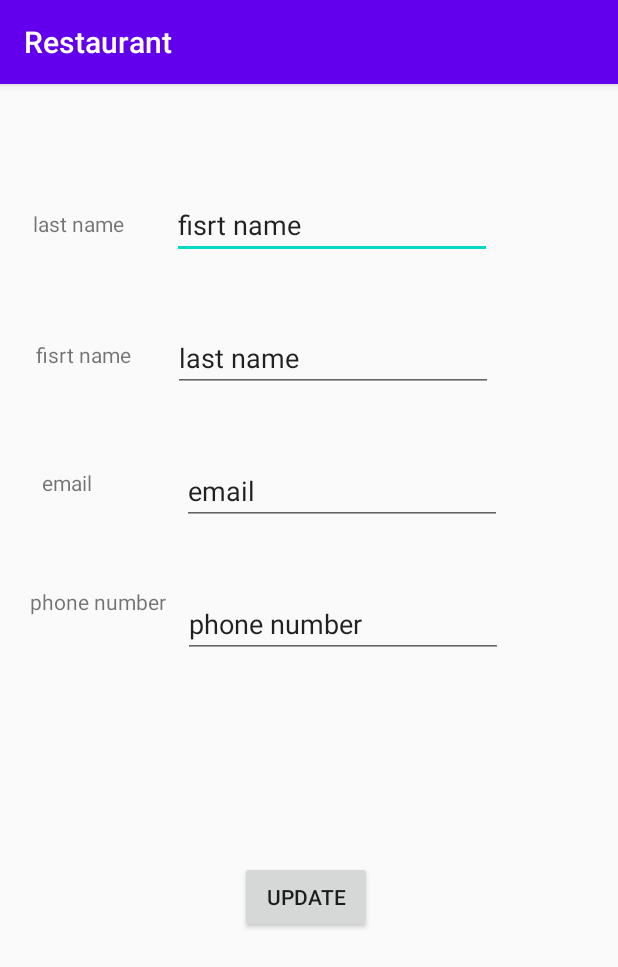
After one commit to winsonwen/restaurant-management-system-frontend-android, an Android app: the fragment UserInfoFragment shown on its own in the app's theme, on a phone screen of 412 x 824 dp. The commit adds this screen. Shown: the top 967 px of the screen. Run offline under Robolectric (Android 15) with nearby library versions, the phone set to English and light mode, and no system bars; network calls fail; 5 statements that could not run were skipped.

Commit message:
revise for Properties.java And logout Successfully

```diff
--- a/app/build.gradle
+++ b/app/build.gradle
@@ -32,6 +32,7 @@ dependencies {
     implementation 'androidx.navigation:navigation-ui:2.1.0'
     implementation 'androidx.lifecycle:lifecycle-extensions:2.1.0'
     implementation 'com.google.android.gms:play-services-maps:17.0.0'
+    implementation 'androidx.mediarouter:mediarouter:1.1.0'
     testImplementation 'junit:junit:4.12'
     androidTestImplementation 'androidx.test.ext:junit:1.1.2'
     implementation 'com.android.volley:volley:1.1.1'
--- a/app/src/main/java/com/example/application/delivery/ui/slideshow/SlideshowViewModel.java
+++ b/app/src/main/java/com/example/application/delivery/ui/logout/LogOutViewModel.java
@@ -1,14 +1,14 @@
-package com.example.application.delivery.ui.slideshow;
+package com.example.application.delivery.ui.logout;
 
 import androidx.lifecycle.LiveData;
 import androidx.lifecycle.MutableLiveData;
 import androidx.lifecycle.ViewModel;
 
-public class SlideshowViewModel extends ViewModel {
+public class LogOutViewModel extends ViewModel {
 
     private MutableLiveData<String> mText;
 
-    public SlideshowViewModel() {
+    public LogOutViewModel() {
         mText = new MutableLiveData<>();
         mText.setValue("This is slideshow fragment");
     }
--- a/app/src/main/java/com/example/application/delivery/ui/home/HomeViewModel.java
+++ b/app/src/main/java/com/example/application/delivery/ui/orderList/HomeViewModel.java
@@ -1,4 +1,4 @@
-package com.example.application.delivery.ui.home;
+package com.example.application.delivery.ui.orderList;
 
 import androidx.lifecycle.LiveData;
 import androidx.lifecycle.MutableLiveData;
--- /dev/null
+++ b/app/src/main/java/com/example/application/delivery/ui/userInfo/UserInfoFragment.java
@@ -0,0 +1,71 @@
+package com.example.application.delivery.ui.userInfo;
+
+import android.content.Context;
+import android.content.SharedPreferences;
+import android.os.Bundle;
+import android.view.LayoutInflater;
+import android.view.View;
+import android.view.ViewGroup;
+import android.widget.Button;
+import android.widget.TextView;
+
+import androidx.annotation.NonNull;
+import androidx.annotation.Nullable;
+import androidx.fragment.app.Fragment;
+import androidx.lifecycle.Observer;
+import androidx.lifecycle.ViewModelProviders;
+
+import com.example.application.Properties;
+import com.example.application.R;
+
+import org.json.JSONException;
+import org.json.JSONObject;
+
+public class UserInfoFragment extends Fragment {
+
+    private UserInfoViewModel galleryViewModel;
+
+    TextView textView;
+    TextView textView2;
+    TextView textView3;
+    TextView textView4;
+    Button button;
+
+
+    public View onCreateView(@NonNull LayoutInflater inflater,
+                             ViewGroup container, Bundle savedInstanceState) {
+        galleryViewModel =
+                ViewModelProviders.of(this).get(UserInfoViewModel.class);
+        View root = inflater.inflate(R.layout.delivery_fragment_user_info, container, false);
+
+
+        textView = root.findViewById(R.id.editTextTextPersonName);
+        textView2 = root.findViewById(R.id.editTextTextPersonName2);
+        textView3 = root.findViewById(R.id.editTextTextPersonName3);
+        textView4 = root.findViewById(R.id.editTextTextPersonName4);
+        button = root.findViewById(R.id.button);
+
+
+        SharedPreferences sharedPreferences  = getActivity().getSharedPreferences(Properties.STORAGE, Context.MODE_PRIVATE);
+        String employeeInfo = sharedPreferences.getString(Properties.EMPLOYEE_INFO, null);
+        try {
+            JSONObject result = new JSONObject(employeeInfo); // String 转 JSONObject
+            textView.setText(result.getString("firstName"));
+            textView2.setText(result.getString("lastName"));
+            textView3.setText(result.getString("email"));
+            textView4.setText(result.getString("phoneNumber"));
+        } catch (JSONException e) {
+            e.printStackTrace();
+        }
+
+        button.setOnClickListener(new View.OnClickListener() {
+            @Override
+            public void onClick(View v) {
+                System.out.println("success");
+            }
+        });
+
+
+        return root;
+    }
+}
--- a/app/src/main/java/com/example/application/delivery/ui/gallery/GalleryViewModel.java
+++ b/app/src/main/java/com/example/application/delivery/ui/userInfo/UserInfoViewModel.java
@@ -1,14 +1,14 @@
-package com.example.application.delivery.ui.gallery;
+package com.example.application.delivery.ui.userInfo;
 
 import androidx.lifecycle.LiveData;
 import androidx.lifecycle.MutableLiveData;
 import androidx.lifecycle.ViewModel;
 
-public class GalleryViewModel extends ViewModel {
+public class UserInfoViewModel extends ViewModel {
 
     private MutableLiveData<String> mText;
 
-    public GalleryViewModel() {
+    public UserInfoViewModel() {
         mText = new MutableLiveData<>();
         mText.setValue("This is gallery fragment");
     }
--- a/app/src/main/res/layout/delivery_fragment_home.xml
+++ b/app/src/main/res/layout/delivery_fragment_home.xml
@@ -4,7 +4,7 @@
     xmlns:tools="http://schemas.android.com/tools"
     android:layout_width="match_parent"
     android:layout_height="match_parent"
-    tools:context=".delivery.ui.home.HomeFragment">
+    tools:context=".delivery.ui.orderList.HomeFragment">
 
     <TextView
         android:id="@+id/text_home"
--- a/app/src/main/res/layout/delivery_fragment_slideshow.xml
+++ b/app/src/main/res/layout/delivery_fragment_slideshow.xml
@@ -4,7 +4,7 @@
     xmlns:tools="http://schemas.android.com/tools"
     android:layout_width="match_parent"
     android:layout_height="match_parent"
-    tools:context=".delivery.ui.slideshow.SlideshowFragment">
+    tools:context=".delivery.ui.logout.LogOutFragment">
 
     <TextView
         android:id="@+id/text_slideshow"
--- /dev/null
+++ b/app/src/main/res/layout/delivery_fragment_user_info.xml
@@ -0,0 +1,108 @@
+<?xml version="1.0" encoding="utf-8"?>
+<androidx.constraintlayout.widget.ConstraintLayout xmlns:android="http://schemas.android.com/apk/res/android"
+    xmlns:app="http://schemas.android.com/apk/res-auto"
+    xmlns:tools="http://schemas.android.com/tools"
+    android:layout_width="match_parent"
+    android:layout_height="match_parent"
+    tools:context=".delivery.ui.userInfo.UserInfoFragment">
+
+    <TextView
+        android:id="@+id/textView4"
+        android:layout_width="wrap_content"
+        android:layout_height="wrap_content"
+        android:layout_marginStart="22dp"
+        android:layout_marginTop="83dp"
+        android:text="@string/signUp_lastname"
+        app:layout_constraintStart_toStartOf="parent"
+        app:layout_constraintTop_toTopOf="parent" />
+
+    <EditText
+        android:id="@+id/editTextTextPersonName"
+        android:layout_width="wrap_content"
+        android:layout_height="wrap_content"
+        android:layout_marginStart="32dp"
+        android:layout_marginTop="71dp"
+        android:ems="10"
+        android:inputType="textPersonName"
+        android:text="@string/signUp_firstname"
+        app:layout_constraintStart_toEndOf="@+id/textView4"
+        app:layout_constraintTop_toTopOf="parent"
+        android:autofillHints="" />
+
+    <TextView
+        android:id="@+id/textView7"
+        android:layout_width="wrap_content"
+        android:layout_height="wrap_content"
+        android:layout_marginStart="24dp"
+        android:layout_marginTop="68dp"
+        android:text="@string/signUp_firstname"
+        app:layout_constraintStart_toStartOf="parent"
+        app:layout_constraintTop_toBottomOf="@+id/textView4" />
+
+    <EditText
+        android:id="@+id/editTextTextPersonName2"
+        android:layout_width="wrap_content"
+        android:layout_height="wrap_content"
+        android:layout_marginStart="28dp"
+        android:layout_marginTop="43dp"
+        android:ems="10"
+        android:inputType="textPersonName"
+        android:text="@string/signUp_lastname"
+        app:layout_constraintStart_toEndOf="@+id/textView7"
+        app:layout_constraintTop_toBottomOf="@+id/editTextTextPersonName" />
+
+    <TextView
+        android:id="@+id/textView8"
+        android:layout_width="wrap_content"
+        android:layout_height="wrap_content"
+        android:layout_marginStart="28dp"
+        android:layout_marginTop="66dp"
+        android:text="email"
+        app:layout_constraintStart_toStartOf="parent"
+        app:layout_constraintTop_toBottomOf="@+id/textView7" />
+
+    <EditText
+        android:id="@+id/editTextTextPersonName3"
+        android:layout_width="wrap_content"
+        android:layout_height="wrap_content"
+        android:layout_marginStart="60dp"
+        android:layout_marginTop="43dp"
+        android:ems="10"
+        android:inputType="textPersonName"
+        android:text="@string/signUp_email"
+        app:layout_constraintStart_toEndOf="@+id/textView8"
+        app:layout_constraintTop_toBottomOf="@+id/editTextTextPersonName2" />
+
+    <Button
+        android:id="@+id/button"
+        android:layout_width="wrap_content"
+        android:layout_height="wrap_content"
+        android:layout_marginStart="160dp"
+        android:layout_marginTop="224dp"
+        android:text="@string/update"
+        app:layout_constraintStart_toStartOf="parent"
+        app:layout_constraintTop_toBottomOf="@+id/editTextTextPersonName3" />
+
+    <TextView
+        android:id="@+id/textView9"
+        android:layout_width="wrap_content"
+        android:layout_height="wrap_content"
+        android:layout_marginStart="20dp"
+        android:layout_marginTop="60dp"
+        android:text="@string/signUp_phone"
+        app:layout_constraintStart_toStartOf="parent"
+        app:layout_constraintTop_toBottomOf="@+id/textView8" />
+
+    <EditText
+        android:id="@+id/editTextTextPersonName4"
+        android:layout_width="wrap_content"
+        android:layout_height="wrap_content"
+        android:layout_marginStart="11dp"
+        android:layout_marginTop="43dp"
+        android:ems="10"
+        android:inputType="textPersonName"
+        android:text="@string/signUp_phone"
+        app:layout_constraintStart_toEndOf="@+id/textView9"
+        app:layout_constraintTop_toBottomOf="@+id/editTextTextPersonName3" />
+
+</androidx.constraintlayout.widget.ConstraintLayout>
--- a/app/src/main/res/values/strings.xml
+++ b/app/src/main/res/values/strings.xml
@@ -22,10 +22,11 @@
     <string name="nav_header_subtitle">android.studio@android.com</string>
     <string name="nav_header_desc">Navigation header</string>
     <string name="action_settings">Settings</string>
+    <string name="update">Update</string>
 
     <string name="menu_home">Home</string>
-    <string name="menu_gallery">Gallery</string>
-    <string name="menu_slideshow">Slideshow</string>
+    <string name="menu_user_info">User Info</string>
+    <string name="menu_logout">Log Out</string>
     <string name="menu_googlemaps">GoogleMaps</string>
     <string name="title_activity_delivery_man1">DeliveryMan1Activity</string>
 </resources>
```
Also changed, not shown: app/src/main/java/com/example/application/MainActivity.java (+35 -21 lines), app/src/main/java/com/example/application/Properties.java (+7 -1 lines), app/src/main/java/com/example/application/delivery/DeliveryManActivity.java (+101 -2 lines), app/src/main/java/com/example/application/delivery/ui/gallery/GalleryFragment.java (deleted, +0 -35 lines), app/src/main/java/com/example/application/delivery/ui/logout/LogOutFragment.java (added, +41 -0 lines), app/src/main/java/com/example/application/delivery/ui/orderList/HomeFragment.java (renamed from app/src/main/java/com/example/application/delivery/ui/home/HomeFragment.java, +7 -1 lines), app/src/main/java/com/example/application/delivery/ui/slideshow/SlideshowFragment.java (deleted, +0 -35 lines), app/src/main/res/layout/delivery_fragment_gallery.xml (deleted, +0 -22 lines), app/src/main/res/layout/delivery_nav_header_main.xml (+19 -10 lines), app/src/main/res/menu/activity_main_drawer.xml (+6 -5 lines), app/src/main/res/navigation/mobile_navigation.xml (+7 -7 lines).
